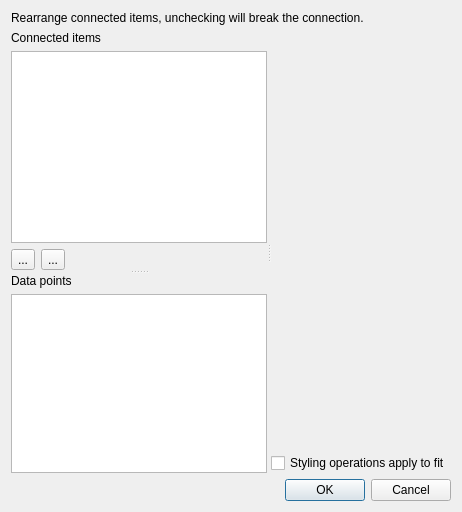
First picture: the form in kinetic/metaitemproperties.ui, repository hvennekate/data_element, before the edit.
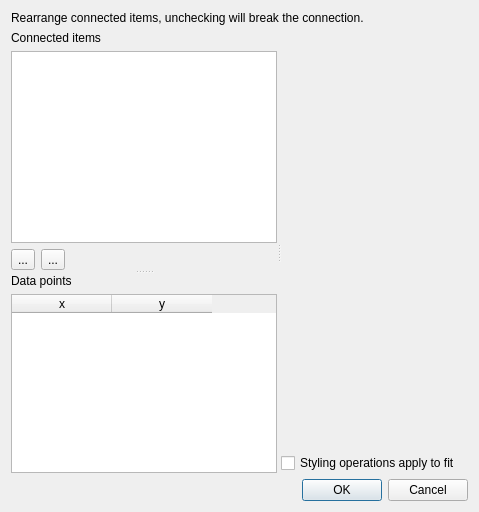
Second picture: the form after the edit. Custom widgets are drawn as their Qt base class.

```diff
--- a/kinetic/metaitemproperties.ui
+++ b/kinetic/metaitemproperties.ui
@@ -6,7 +6,7 @@
    <rect>
     <x>0</x>
     <y>0</y>
-    <width>452</width>
+    <width>479</width>
     <height>512</height>
    </rect>
   </property>
@@ -112,7 +112,7 @@
            <number>2</number>
           </property>
           <attribute name="horizontalHeaderVisible">
-           <bool>false</bool>
+           <bool>true</bool>
           </attribute>
           <column>
            <property name="text">
```
